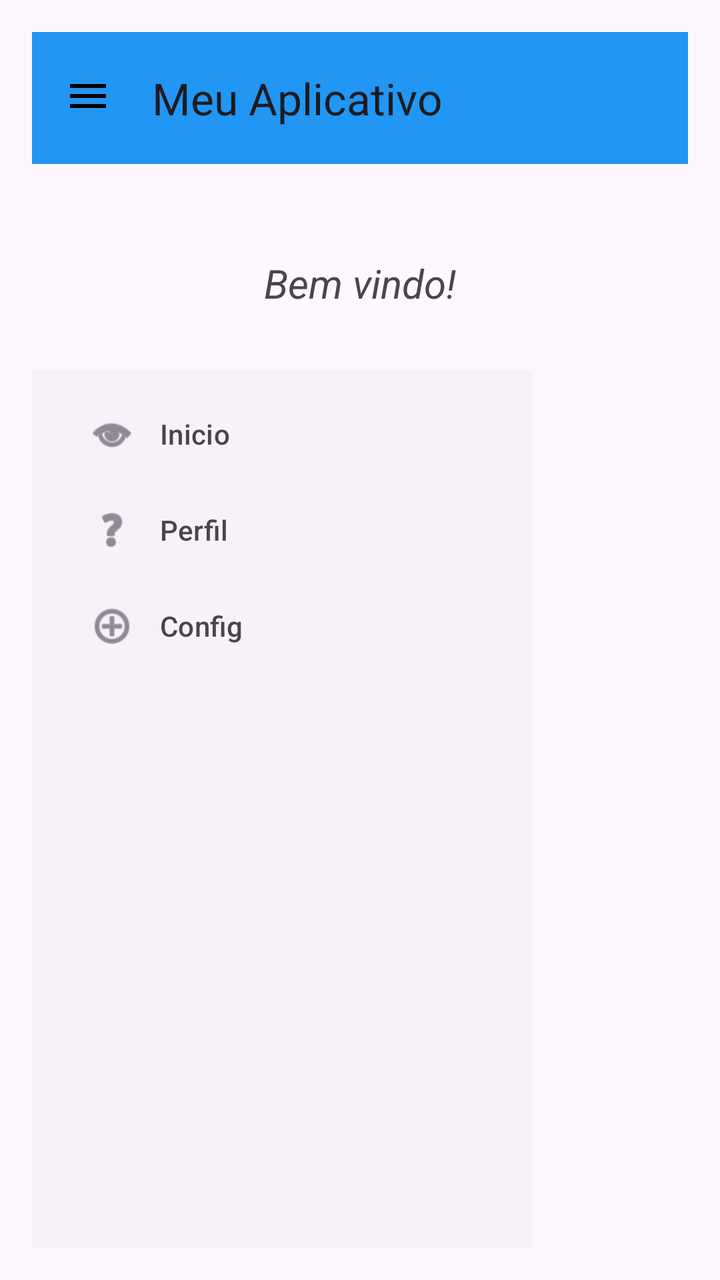
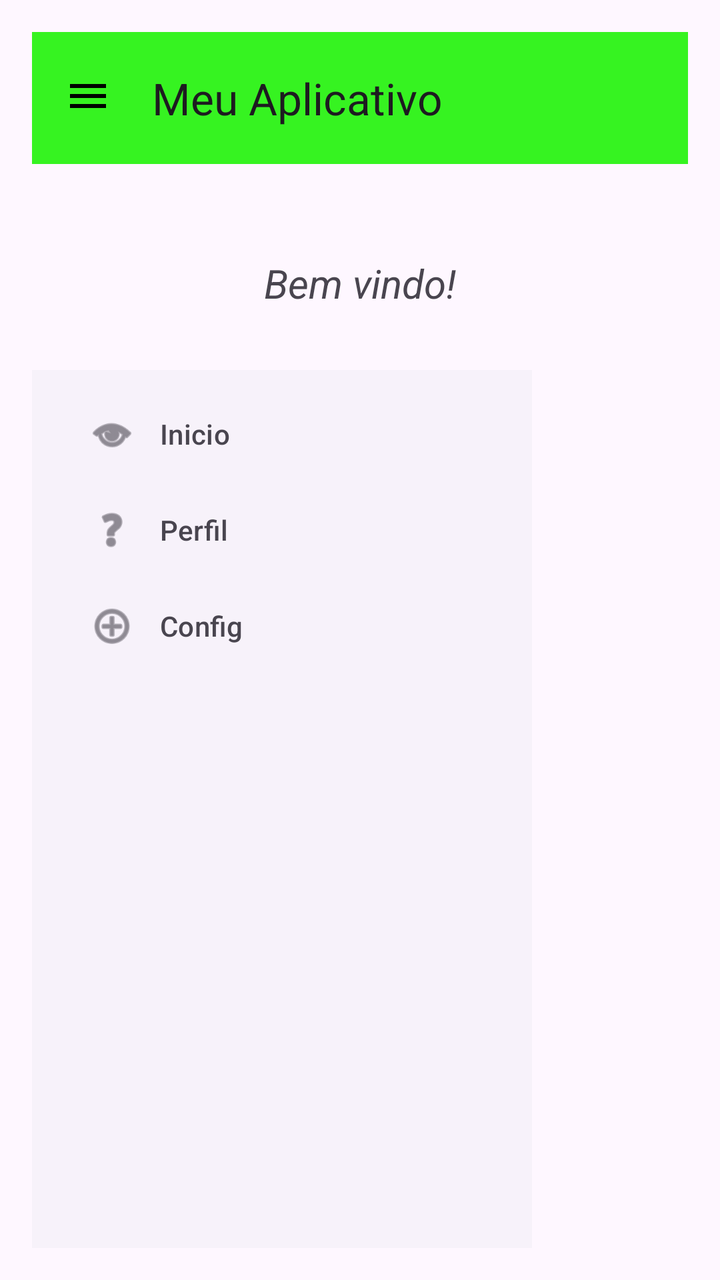

Compare the two renders of this Android layout. The source of the first and the diff that turns it into the second are given below.
<!-- AndroidManifest.xml: application theme Theme.AppDrawer -->
<!-- res/layout/activity_main.xml -->
<?xml version="1.0" encoding="utf-8"?>
<androidx.drawerlayout.widget.DrawerLayout
    xmlns:android="http://schemas.android.com/apk/res/android"
    xmlns:app="http://schemas.android.com/apk/res-auto"
    android:id="@+id/drawer_layout"
    android:layout_height="match_parent"
    android:layout_width="match_parent"
    >
    <LinearLayout
        android:padding="16dp"
        android:layout_width="match_parent"
        android:layout_height="match_parent"
        android:orientation="vertical">
        <com.google.android.material.appbar.MaterialToolbar
            android:layout_width="match_parent"
            android:layout_height="66dp"
            android:id="@+id/toolbar"
            app:title="Meu Aplicativo"
            android:background="#2196F3"
            app:navigationIcon="@drawable/ic_menu"
            app:navigationIconTint="@color/black"
            />

        <TextView
            android:id="@+id/txtConteudo"
            android:layout_width="match_parent"
            android:layout_height="wrap_content"
            android:layout_marginTop="16dp"
            android:padding="30dp"
            android:textSize="20sp"
            android:gravity="center"
            android:text="Bem vindo!"
            android:textStyle="italic" />

        <com.google.android.material.navigation.NavigationView
            android:layout_width="250dp"
            android:layout_height="match_parent"
            app:menu="@menu/navigation_drawer"
            android:id="@+id/navigationView"
            android:layout_gravity="start"
            />
    </LinearLayout>
</androidx.drawerlayout.widget.DrawerLayout>
<!-- resources referenced by this layout -->
<resources>
  <color name="black">#FF000000</color>
  <!-- drawable ic_menu (drawable) -->
  <vector xmlns:android="http://schemas.android.com/apk/res/android"
      android:width="24dp"
      android:height="24dp"
      android:viewportWidth="24"
      android:viewportHeight="24">
      <path
          android:fillColor="#FFFFFF"
          android:pathData= "M3,6H21V8H3V6M3,11H21V13H3V11M3,16H21V18H3V16Z" />
  
  </vector>
  <style name="Theme.AppDrawer" parent="Base.Theme.AppDrawer" />
  <style name="Base.Theme.AppDrawer" parent="Theme.Material3.DayNight.NoActionBar">
          
          
      </style>
</resources>

<!-- the commit's change to res/layout/activity_main.xml (unified diff, before → after) -->
@@ -16,7 +16,7 @@
             android:layout_height="66dp"
             android:id="@+id/toolbar"
             app:title="Meu Aplicativo"
-            android:background="#2196F3"
+            android:background="#36F321"
             app:navigationIcon="@drawable/ic_menu"
             app:navigationIconTint="@color/black"
             />
